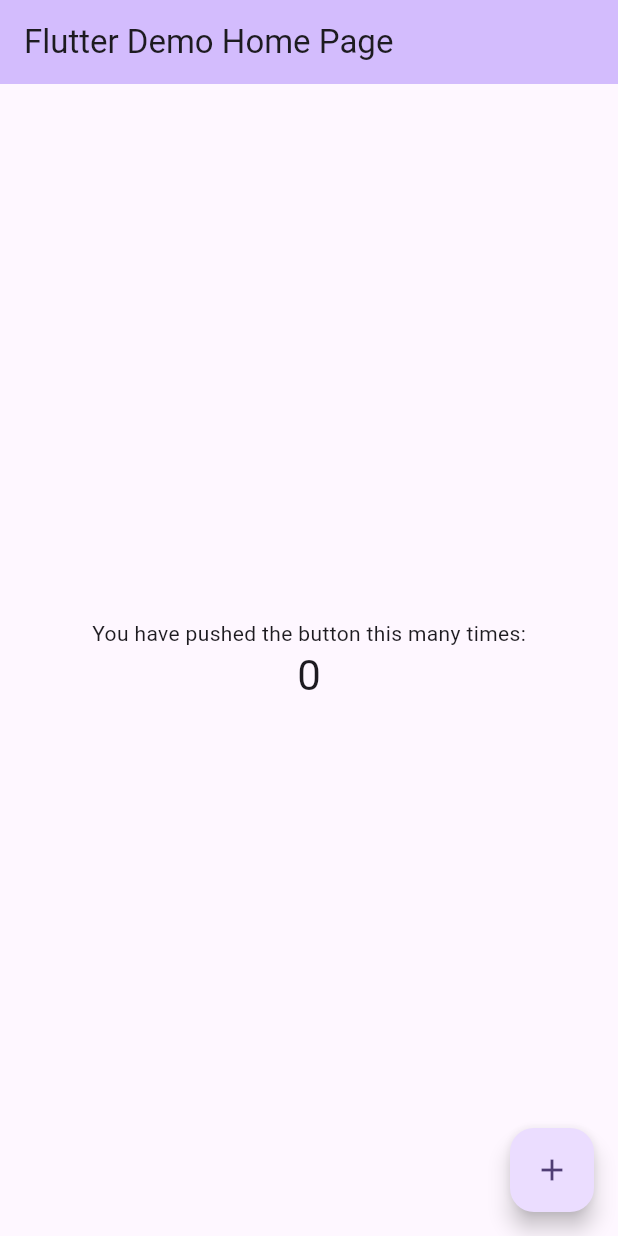
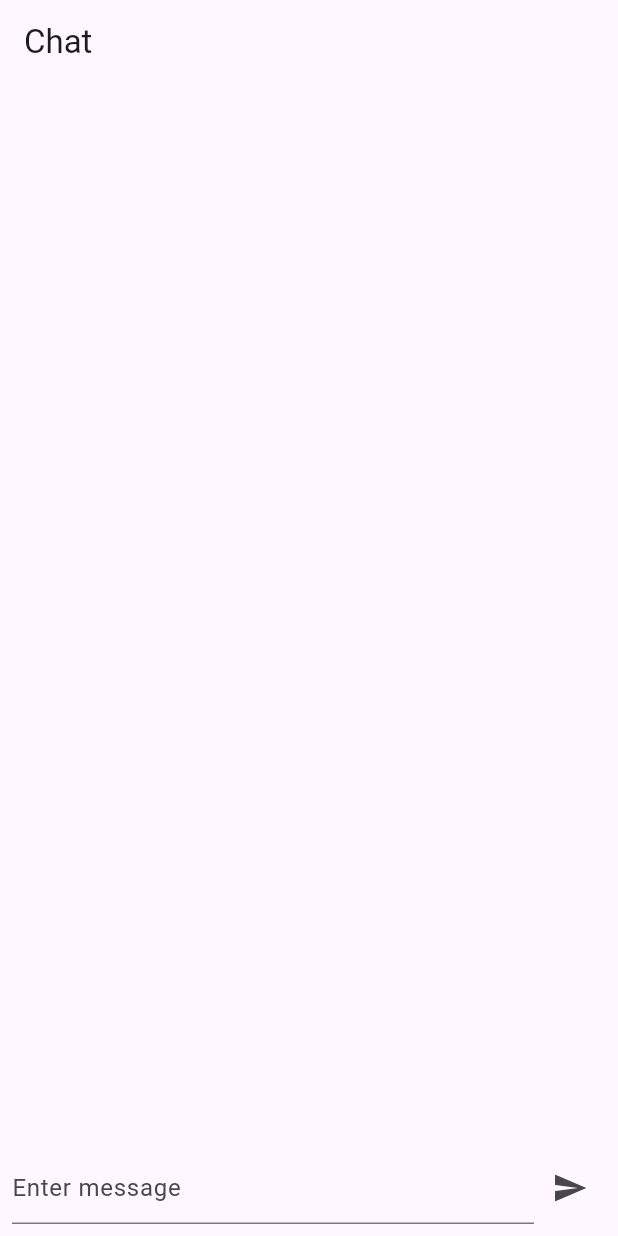
Before and after one commit to henribesnard/eon_app, a Flutter app: the screen it shows after launch, on a phone screen of 412 x 824 dp. Run offline on Flutter 3.47's test engine with Material 3 defaults, Android fonts, the phone set to English and light mode, and no system bars.

Commit message:
Add chat translation mock service and ChatPage

```diff
--- /dev/null
+++ b/lib/chat_page.dart
@@ -0,0 +1,95 @@
+import 'package:flutter/material.dart';
+import 'translation_mock_service.dart';
+
+class Message {
+  Message({required this.text, required this.lang, this.translated});
+  final String text;
+  final String lang;
+  String? translated;
+}
+
+class ChatPage extends StatefulWidget {
+  const ChatPage({super.key, this.premium = false});
+  final bool premium;
+
+  @override
+  State<ChatPage> createState() => _ChatPageState();
+}
+
+class _ChatPageState extends State<ChatPage> {
+  final List<Message> _messages = [];
+  final TextEditingController _controller = TextEditingController();
+
+  String _detectLanguage(String text) {
+    final lower = text.toLowerCase();
+    if (lower.contains('fihavanana') || lower.contains('vintana') || lower.contains('ny') || lower.contains('ao')) {
+      return 'mg';
+    }
+    return 'en';
+  }
+
+  void _sendMessage() {
+    final text = _controller.text.trim();
+    if (text.isEmpty) return;
+    final lang = _detectLanguage(text);
+    final msg = Message(text: text, lang: lang);
+    if (widget.premium) {
+      msg.translated = TranslationMockService.translate(text, lang, lang == 'en' ? 'mg' : 'en');
+    }
+    setState(() {
+      _messages.add(msg);
+    });
+    _controller.clear();
+  }
+
+  void _translate(Message msg) {
+    msg.translated = TranslationMockService.translate(msg.text, msg.lang, msg.lang == 'en' ? 'mg' : 'en');
+    setState(() {});
+  }
+
+  @override
+  Widget build(BuildContext context) {
+    return Scaffold(
+      appBar: AppBar(title: const Text('Chat')),
+      body: Column(
+        children: [
+          Expanded(
+            child: ListView.builder(
+              itemCount: _messages.length,
+              itemBuilder: (context, index) {
+                final msg = _messages[index];
+                return ListTile(
+                  title: Text(msg.text),
+                  subtitle: msg.translated != null ? Text(msg.translated!) : null,
+                  trailing: msg.translated == null && !widget.premium
+                      ? TextButton(
+                          onPressed: () => _translate(msg),
+                          child: const Text('Translate'),
+                        )
+                      : null,
+                );
+              },
+            ),
+          ),
+          Padding(
+            padding: const EdgeInsets.all(8.0),
+            child: Row(
+              children: [
+                Expanded(
+                  child: TextField(
+                    controller: _controller,
+                    decoration: const InputDecoration(hintText: 'Enter message'),
+                  ),
+                ),
+                IconButton(
+                  icon: const Icon(Icons.send),
+                  onPressed: _sendMessage,
+                ),
+              ],
+            ),
+          )
+        ],
+      ),
+    );
+  }
+}
--- a/lib/main.dart
+++ b/lib/main.dart
@@ -1,4 +1,5 @@
 import 'package:flutter/material.dart';
+import 'chat_page.dart';
 
 void main() {
   runApp(const MyApp());
@@ -7,116 +8,14 @@ void main() {
 class MyApp extends StatelessWidget {
   const MyApp({super.key});
 
-  // This widget is the root of your application.
   @override
   Widget build(BuildContext context) {
     return MaterialApp(
       title: 'Flutter Demo',
       theme: ThemeData(
-        // This is the theme of your application.
-        //
-        // TRY THIS: Try running your application with "flutter run". You'll see
-        // the application has a purple toolbar. Then, without quitting the app,
-        // try changing the seedColor in the colorScheme below to Colors.green
-        // and then invoke "hot reload" (save your changes or press the "hot
-        // reload" button in a Flutter-supported IDE, or press "r" if you used
-        // the command line to start the app).
-        //
-        // Notice that the counter didn't reset back to zero; the application
-        // state is not lost during the reload. To reset the state, use hot
-        // restart instead.
-        //
-        // This works for code too, not just values: Most code changes can be
-        // tested with just a hot reload.
         colorScheme: ColorScheme.fromSeed(seedColor: Colors.deepPurple),
       ),
-      home: const MyHomePage(title: 'Flutter Demo Home Page'),
+      home: const ChatPage(),
     );
   }
 }
-
-class MyHomePage extends StatefulWidget {
-  const MyHomePage({super.key, required this.title});
-
-  // This widget is the home page of your application. It is stateful, meaning
-  // that it has a State object (defined below) that contains fields that affect
-  // how it looks.
-
-  // This class is the configuration for the state. It holds the values (in this
-  // case the title) provided by the parent (in this case the App widget) and
-  // used by the build method of the State. Fields in a Widget subclass are
-  // always marked "final".
-
-  final String title;
-
-  @override
-  State<MyHomePage> createState() => _MyHomePageState();
-}
-
-class _MyHomePageState extends State<MyHomePage> {
-  int _counter = 0;
-
-  void _incrementCounter() {
-    setState(() {
-      // This call to setState tells the Flutter framework that something has
-      // changed in this State, which causes it to rerun the build method below
-      // so that the display can reflect the updated values. If we changed
-      // _counter without calling setState(), then the build method would not be
-      // called again, and so nothing would appear to happen.
-      _counter++;
-    });
-  }
-
-  @override
-  Widget build(BuildContext context) {
-    // This method is rerun every time setState is called, for instance as done
-    // by the _incrementCounter method above.
-    //
-    // The Flutter framework has been optimized to make rerunning build methods
-    // fast, so that you can just rebuild anything that needs updating rather
-    // than having to individually change instances of widgets.
-    return Scaffold(
-      appBar: AppBar(
-        // TRY THIS: Try changing the color here to a specific color (to
-        // Colors.amber, perhaps?) and trigger a hot reload to see the AppBar
-        // change color while the other colors stay the same.
-        backgroundColor: Theme.of(context).colorScheme.inversePrimary,
-        // Here we take the value from the MyHomePage object that was created by
-        // the App.build method, and use it to set our appbar title.
-        title: Text(widget.title),
-      ),
-      body: Center(
-        // Center is a layout widget. It takes a single child and positions it
-        // in the middle of the parent.
-        child: Column(
-          // Column is also a layout widget. It takes a list of children and
-          // arranges them vertically. By default, it sizes itself to fit its
-          // children horizontally, and tries to be as tall as its parent.
-          //
-          // Column has various properties to control how it sizes itself and
-          // how it positions its children. Here we use mainAxisAlignment to
-          // center the children vertically; the main axis here is the vertical
-          // axis because Columns are vertical (the cross axis would be
-          // horizontal).
-          //
-          // TRY THIS: Invoke "debug painting" (choose the "Toggle Debug Paint"
-          // action in the IDE, or press "p" in the console), to see the
-          // wireframe for each widget.
-          mainAxisAlignment: MainAxisAlignment.center,
-          children: <Widget>[
-            const Text('You have pushed the button this many times:'),
-            Text(
-              '$_counter',
-              style: Theme.of(context).textTheme.headlineMedium,
-            ),
-          ],
-        ),
-      ),
-      floatingActionButton: FloatingActionButton(
-        onPressed: _incrementCounter,
-        tooltip: 'Increment',
-        child: const Icon(Icons.add),
-      ), // This trailing comma makes auto-formatting nicer for build methods.
-    );
-  }
-}
--- /dev/null
+++ b/lib/translation_mock_service.dart
@@ -0,0 +1,38 @@
+import 'dart:core';
+
+class TranslationMockService {
+  static const _culturalTerms = {
+    'fihavanana',
+    'vintana',
+  };
+
+  static final Map<String, String> _enToMg = {
+    'hello': 'salama',
+    'world': 'tany',
+  };
+
+  static final Map<String, String> _mgToEn = {
+    'salama': 'hello',
+    'tany': 'world',
+  };
+
+  static String translate(String text, String from, String to) {
+    final lower = text.split(' ');
+    final buffer = <String>[];
+    for (final word in lower) {
+      final key = word.toLowerCase();
+      if (_culturalTerms.contains(key)) {
+        buffer.add(word);
+        continue;
+      }
+      if (from == 'en' && to == 'mg') {
+        buffer.add(_enToMg[key] ?? word);
+      } else if (from == 'mg' && to == 'en') {
+        buffer.add(_mgToEn[key] ?? word);
+      } else {
+        buffer.add(word);
+      }
+    }
+    return buffer.join(' ');
+  }
+}
```
Also changed, not shown: 2 other files.
